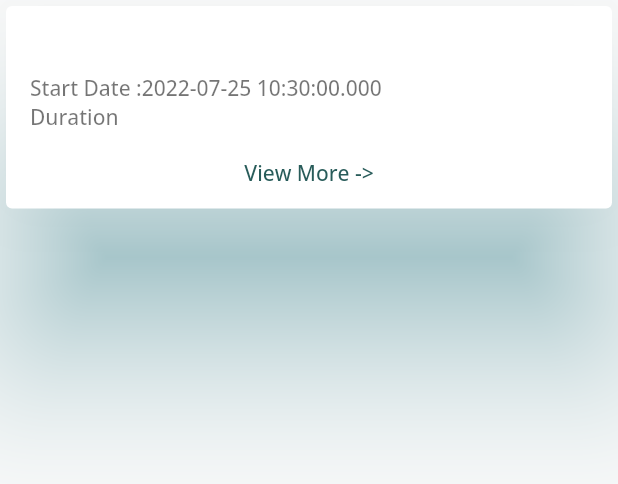
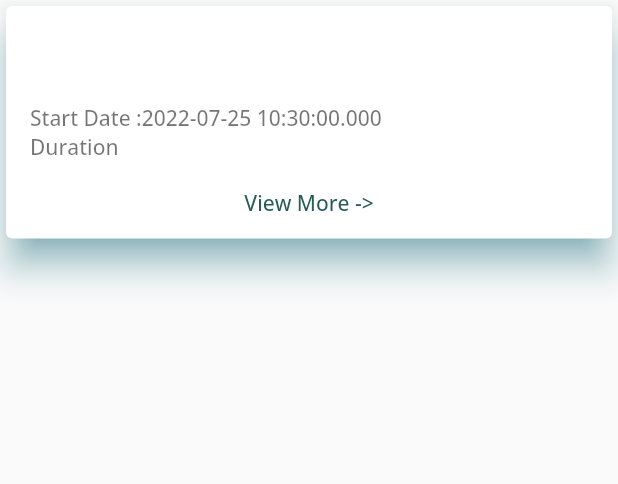
Before and after one commit to kaavya02/Volunteeraholic, a Flutter app: what buildPost() shows on an empty page, opened directly, on a phone screen of 412 x 824 dp. Shown: the top 484 px of the screen. Run offline on Flutter 3.47's test engine with Material 2 defaults, Android fonts, the phone set to English and light mode, and no system bars; our stand-ins replace cloud_firestore, firebase_auth, firebase_core, google_fonts, google_sign_in; accounts and stored records are empty.

Commit message:
Card format post

```diff
--- a/lib/HomeScreen.dart
+++ b/lib/HomeScreen.dart
@@ -42,11 +42,12 @@ class _HomeScreenState extends State<HomeScreen> {
 }
 
 Widget buildPost(Post post) => Card(
-  elevation: 50,
+  elevation: 10,
   shadowColor: light,
   child: Column(
     mainAxisSize: MainAxisSize.min,
     children: [
+      SizedBox(height: 20,),
       ListTile(
         title: Text(post.eventName),
         subtitle: Text(post.orgName +
```
Also changed, not shown: lib/Post.dart (+8 -8 lines).
